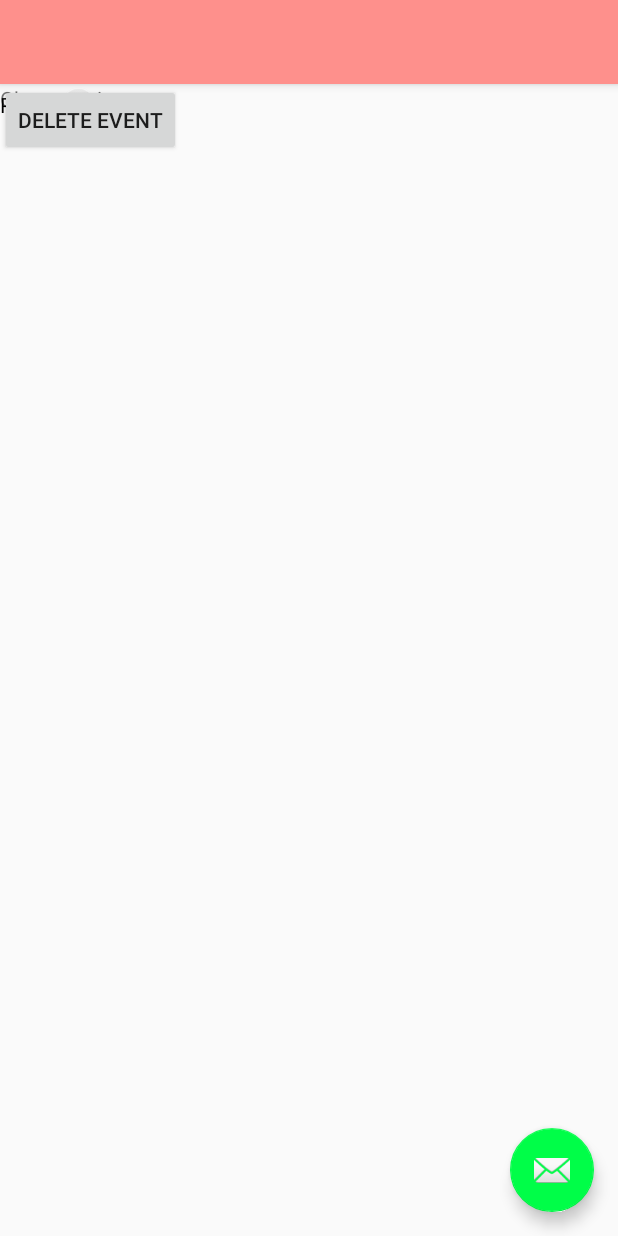
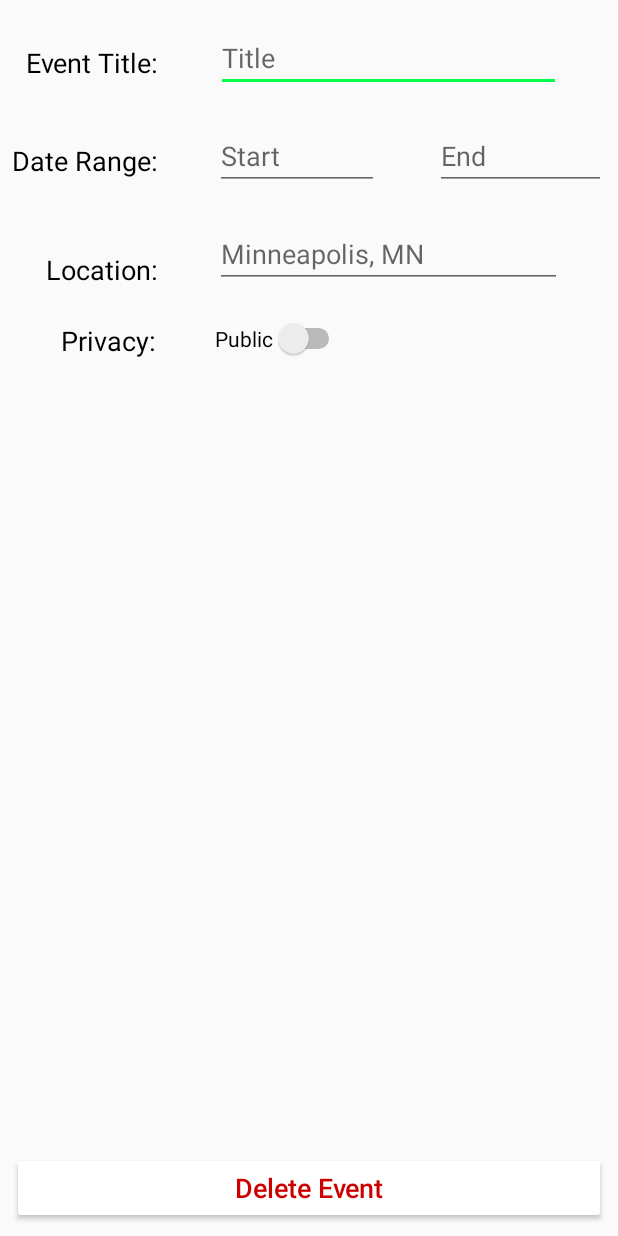
Before and after one commit to tonydimitrov97/Together, an Android app: the layout activity_event_settings.xml on its own in the app's theme, with its tools: preview values and no code run, on a phone screen of 412 x 824 dp. Run offline under Robolectric (Android 15) with nearby library versions, the light colour scheme and no system bars.

Commit message:
Created the event settings screen

```diff
--- a/app/src/main/java/com/example/together/EventSettingsActivity.java
+++ b/app/src/main/java/com/example/together/EventSettingsActivity.java
@@ -1,11 +1,7 @@
 package com.example.together;
 
 import android.os.Bundle;
-import android.support.design.widget.FloatingActionButton;
-import android.support.design.widget.Snackbar;
 import android.support.v7.app.AppCompatActivity;
-import android.support.v7.widget.Toolbar;
-import android.view.View;
 
 public class EventSettingsActivity extends AppCompatActivity {
 
@@ -13,17 +9,6 @@ public class EventSettingsActivity extends AppCompatActivity {
     protected void onCreate(Bundle savedInstanceState) {
         super.onCreate(savedInstanceState);
         setContentView(R.layout.activity_event_settings);
-        Toolbar toolbar = (Toolbar) findViewById(R.id.toolbar);
-        setSupportActionBar(toolbar);
-
-        FloatingActionButton fab = (FloatingActionButton) findViewById(R.id.fab);
-        fab.setOnClickListener(new View.OnClickListener() {
-            @Override
-            public void onClick(View view) {
-                Snackbar.make(view, "Replace with your own action", Snackbar.LENGTH_LONG)
-                        .setAction("Action", null).show();
-            }
-        });
     }
 
 }
--- a/app/src/main/java/com/example/together/MainActivity.java
+++ b/app/src/main/java/com/example/together/MainActivity.java
@@ -12,18 +12,18 @@ public class MainActivity extends AppCompatActivity {
     protected void onCreate(Bundle savedInstanceState) {
         super.onCreate(savedInstanceState);
         setContentView(R.layout.activity_main);
-        mCameraView = findViewById(R.id.camera);
+       // mCameraView = findViewById(R.id.camera);
     }
 
     @Override
     protected void onResume() {
         super.onResume();
-        mCameraView.start();
+        //mCameraView.start();
     }
 
     @Override
     protected void onPause() {
-        mCameraView.stop();
+       // mCameraView.stop();
         super.onPause();
     }
 }
--- a/app/src/main/res/layout/activity_create_event.xml
+++ b/app/src/main/res/layout/activity_create_event.xml
@@ -11,9 +11,9 @@
         android:layout_width="97dp"
         android:layout_height="24dp"
         android:layout_marginBottom="8dp"
-        android:layout_marginLeft="8dp"
         android:layout_marginStart="8dp"
         android:text="Event Title:"
+        android:textAlignment="textEnd"
         android:textColor="@color/defaultTextColor"
         android:textSize="18sp"
         app:layout_constraintBottom_toBottomOf="@+id/eventTitleInput"
@@ -40,9 +40,9 @@
         android:layout_width="wrap_content"
         android:layout_height="24dp"
         android:layout_marginBottom="8dp"
-        android:layout_marginLeft="8dp"
         android:layout_marginStart="8dp"
         android:text="Date Range:"
+        android:textAlignment="textEnd"
         android:textColor="@color/defaultTextColor"
         android:textSize="18sp"
         app:layout_constraintBottom_toBottomOf="@+id/startDateInput"
@@ -78,13 +78,12 @@
 
     <TextView
         android:id="@+id/locationLabel"
-        android:layout_width="wrap_content"
+        android:layout_width="99dp"
         android:layout_height="wrap_content"
-        android:layout_marginLeft="8dp"
         android:layout_marginStart="8dp"
         android:gravity="right"
+        android:text="Location:"
         android:textAlignment="gravity"
-        android:text="Location:"
         android:textAllCaps="false"
         android:textColor="@color/defaultTextColor"
         android:textSize="18sp"
@@ -93,11 +92,9 @@
 
     <EditText
         android:id="@+id/locationInput"
-        android:layout_width="208dp"
+        android:layout_width="234dp"
         android:layout_height="wrap_content"
         android:layout_marginEnd="8dp"
-        android:layout_marginLeft="8dp"
-        android:layout_marginRight="8dp"
         android:layout_marginStart="8dp"
         android:layout_marginTop="20dp"
         android:ems="10"
@@ -109,11 +106,11 @@
 
     <TextView
         android:id="@+id/privacyLabel"
-        android:layout_width="wrap_content"
+        android:layout_width="99dp"
         android:layout_height="wrap_content"
-        android:layout_marginLeft="8dp"
         android:layout_marginStart="8dp"
         android:text="Privacy:"
+        android:textAlignment="textEnd"
         android:textColor="@color/defaultTextColor"
         android:textSize="18sp"
         app:layout_constraintBottom_toBottomOf="@+id/privacySwitch"
--- a/app/src/main/res/layout/activity_event_settings.xml
+++ b/app/src/main/res/layout/activity_event_settings.xml
@@ -1,33 +1,146 @@
 <?xml version="1.0" encoding="utf-8"?>
-<android.support.design.widget.CoordinatorLayout xmlns:android="http://schemas.android.com/apk/res/android"
+<android.support.constraint.ConstraintLayout xmlns:android="http://schemas.android.com/apk/res/android"
     xmlns:app="http://schemas.android.com/apk/res-auto"
     xmlns:tools="http://schemas.android.com/tools"
     android:layout_width="match_parent"
-    android:layout_height="match_parent"
-    tools:context=".EventSettingsActivity">
+    android:layout_height="match_parent">
 
-    <android.support.design.widget.AppBarLayout
-        android:layout_width="match_parent"
+    <TextView
+        android:id="@+id/edit_eventTitleLabel"
+        android:layout_width="97dp"
+        android:layout_height="24dp"
+        android:layout_marginBottom="8dp"
+        android:layout_marginStart="8dp"
+        android:text="Event Title:"
+        android:textAlignment="textEnd"
+        android:textColor="@color/defaultTextColor"
+        android:textSize="18sp"
+        app:layout_constraintBottom_toBottomOf="@+id/edit_eventTitleInput"
+        app:layout_constraintStart_toStartOf="parent" />
+
+    <EditText
+        android:id="@+id/edit_eventTitleInput"
+        android:layout_width="230dp"
         android:layout_height="wrap_content"
-        android:theme="@style/AppTheme.AppBarOverlay">
+        android:layout_marginEnd="8dp"
+        android:layout_marginLeft="8dp"
+        android:layout_marginRight="8dp"
+        android:layout_marginStart="8dp"
+        android:layout_marginTop="16dp"
+        android:ems="10"
+        android:hint="Title"
+        android:inputType="textPersonName"
+        app:layout_constraintEnd_toEndOf="parent"
+        app:layout_constraintStart_toEndOf="@+id/edit_eventTitleLabel"
+        app:layout_constraintTop_toTopOf="parent" />
 
-        <android.support.v7.widget.Toolbar
-            android:id="@+id/toolbar"
-            android:layout_width="match_parent"
-            android:layout_height="?attr/actionBarSize"
-            android:background="?attr/colorPrimary"
-            app:popupTheme="@style/AppTheme.PopupOverlay" />
+    <TextView
+        android:id="@+id/edit_dateRangeLabel"
+        android:layout_width="wrap_content"
+        android:layout_height="24dp"
+        android:layout_marginBottom="8dp"
+        android:layout_marginStart="8dp"
+        android:text="Date Range:"
+        android:textAlignment="textEnd"
+        android:textColor="@color/defaultTextColor"
+        android:textSize="18sp"
+        app:layout_constraintBottom_toBottomOf="@+id/edit_startDateInput"
+        app:layout_constraintStart_toStartOf="parent" />
 
-    </android.support.design.widget.AppBarLayout>
+    <EditText
+        android:id="@+id/edit_startDateInput"
+        android:layout_width="109dp"
+        android:layout_height="wrap_content"
+        android:layout_marginEnd="8dp"
+        android:layout_marginLeft="8dp"
+        android:layout_marginRight="8dp"
+        android:layout_marginStart="8dp"
+        android:layout_marginTop="20dp"
+        android:ems="10"
+        android:hint="Start"
+        android:inputType="date"
+        app:layout_constraintEnd_toStartOf="@+id/edit_endDateInput"
+        app:layout_constraintStart_toEndOf="@+id/edit_dateRangeLabel"
+        app:layout_constraintTop_toBottomOf="@+id/edit_eventTitleInput" />
 
-    <include layout="@layout/content_event_settings" />
+    <EditText
+        android:id="@+id/edit_endDateInput"
+        android:layout_width="114dp"
+        android:layout_height="wrap_content"
+        android:layout_marginEnd="8dp"
+        android:layout_marginRight="8dp"
+        android:ems="10"
+        android:hint="End"
+        android:inputType="date"
+        app:layout_constraintBottom_toBottomOf="@+id/edit_startDateInput"
+        app:layout_constraintEnd_toEndOf="parent" />
 
-    <android.support.design.widget.FloatingActionButton
-        android:id="@+id/fab"
+    <TextView
+        android:id="@+id/edit_locationLabel"
+        android:layout_width="97dp"
+        android:layout_height="wrap_content"
+        android:layout_marginStart="8dp"
+        android:gravity="right"
+        android:text="Location:"
+        android:textAlignment="textEnd"
+        android:textAllCaps="false"
+        android:textColor="@color/defaultTextColor"
+        android:textSize="18sp"
+        app:layout_constraintBottom_toBottomOf="@+id/edit_locationInput"
+        app:layout_constraintStart_toStartOf="parent" />
+
+    <EditText
+        android:id="@+id/edit_locationInput"
+        android:layout_width="231dp"
+        android:layout_height="wrap_content"
+        android:layout_marginEnd="8dp"
+        android:layout_marginStart="8dp"
+        android:layout_marginTop="20dp"
+        android:ems="10"
+        android:hint="Minneapolis, MN"
+        android:inputType="textPersonName"
+        app:layout_constraintEnd_toEndOf="parent"
+        app:layout_constraintStart_toEndOf="@+id/edit_locationLabel"
+        app:layout_constraintTop_toBottomOf="@+id/edit_endDateInput" />
+
+    <TextView
+        android:id="@+id/edit_privacyLabel"
+        android:layout_width="95dp"
+        android:layout_height="wrap_content"
+        android:layout_marginStart="8dp"
+        android:text="Privacy:"
+        android:textAlignment="textEnd"
+        android:textColor="@color/defaultTextColor"
+        android:textSize="18sp"
+        app:layout_constraintBottom_toBottomOf="@+id/edit_privacySwitch"
+        app:layout_constraintStart_toStartOf="parent" />
+
+    <Switch
+        android:id="@+id/edit_privacySwitch"
         android:layout_width="wrap_content"
         android:layout_height="wrap_content"
-        android:layout_gravity="bottom|end"
-        android:layout_margin="@dimen/fab_margin"
-        app:srcCompat="@android:drawable/ic_dialog_email" />
+        android:layout_marginTop="20dp"
+        android:text="Public"
+        app:layout_constraintStart_toStartOf="@+id/edit_locationInput"
+        app:layout_constraintTop_toBottomOf="@+id/edit_locationInput" />
 
-</android.support.design.widget.CoordinatorLayout>
+
+    <Button
+        android:id="@+id/deleteEventButton"
+        style="@android:style/Widget.Material.Light.Button.Small"
+        android:layout_width="0dp"
+        android:layout_height="wrap_content"
+        android:layout_marginBottom="8dp"
+        android:layout_marginEnd="8dp"
+        android:layout_marginStart="8dp"
+        android:backgroundTint="@android:color/background_light"
+        android:text="Delete Event"
+        android:textAllCaps="false"
+        android:textColor="@android:color/holo_red_dark"
+        android:textSize="18sp"
+        app:layout_constraintBottom_toBottomOf="parent"
+        app:layout_constraintEnd_toEndOf="parent"
+        app:layout_constraintStart_toStartOf="parent" />
+
+
+</android.support.constraint.ConstraintLayout>
--- a/app/src/main/res/layout/content_event_settings.xml
+++ /dev/null
@@ -1,43 +0,0 @@
-<?xml version="1.0" encoding="utf-8"?>
-<android.support.constraint.ConstraintLayout xmlns:android="http://schemas.android.com/apk/res/android"
-    xmlns:app="http://schemas.android.com/apk/res-auto"
-    xmlns:tools="http://schemas.android.com/tools"
-    android:layout_width="match_parent"
-    android:layout_height="match_parent"
-    app:layout_behavior="@string/appbar_scrolling_view_behavior"
-    tools:context=".EventSettingsActivity"
-    tools:showIn="@layout/activity_event_settings">
-
-    <TextView
-        android:id="@+id/ChangePrivacyLabel"
-        android:layout_width="wrap_content"
-        android:layout_height="wrap_content"
-        android:text="Change Privacy: "
-        tools:layout_editor_absoluteX="16dp"
-        tools:layout_editor_absoluteY="16dp" />
-
-    <android.support.design.widget.TextInputLayout
-        android:layout_width="368dp"
-        android:layout_height="wrap_content"
-        tools:layout_editor_absoluteX="8dp"
-        tools:layout_editor_absoluteY="35dp">
-
-    </android.support.design.widget.TextInputLayout>
-
-    <Switch
-        android:id="@+id/ChangePrivacySwitch"
-        android:layout_width="wrap_content"
-        android:layout_height="wrap_content"
-        android:text="Public"
-        tools:layout_editor_absoluteX="142dp"
-        tools:layout_editor_absoluteY="16dp" />
-
-    <Button
-        android:id="@+id/DeleteEventButton"
-        android:layout_width="wrap_content"
-        android:layout_height="wrap_content"
-        android:text="Delete Event"
-        tools:layout_editor_absoluteX="132dp"
-        tools:layout_editor_absoluteY="437dp" />
-
-</android.support.constraint.ConstraintLayout>
--- a/app/src/main/res/values/strings.xml
+++ b/app/src/main/res/values/strings.xml
@@ -177,7 +177,7 @@
         "when a user tries to pick up one of cards.\n\n"
     </string>
     <string name="action_settings">Settings</string>
-    <string name="title_activity_event_settings">event_settings</string>
+    <string name="title_activity_event_settings">Event Settings</string>
     <string name="title_activity_app_settings">app_settings</string>
     <string name="title_activity_add_event">add_event</string>
     <string name="title_activity_photo_screen">photo_screen</string>
```
Also changed, not shown: app/src/main/AndroidManifest.xml (+16 -11 lines).
